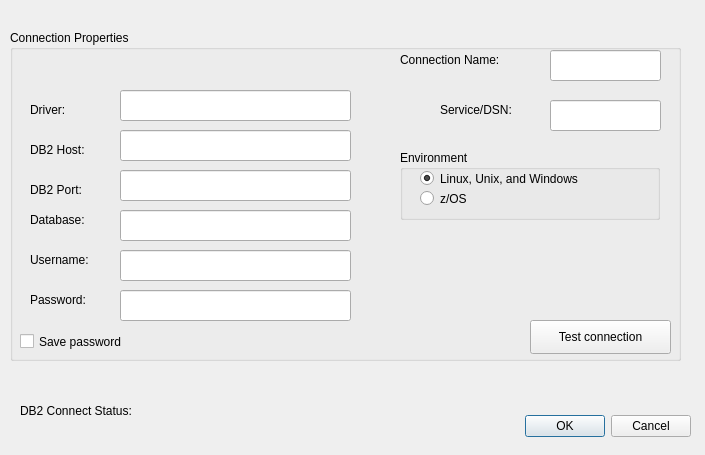
Before: the Qt Designer form src/ui/qgsdb2newconnectionbase.ui in qgis/QGIS, drawn with Qt 5.
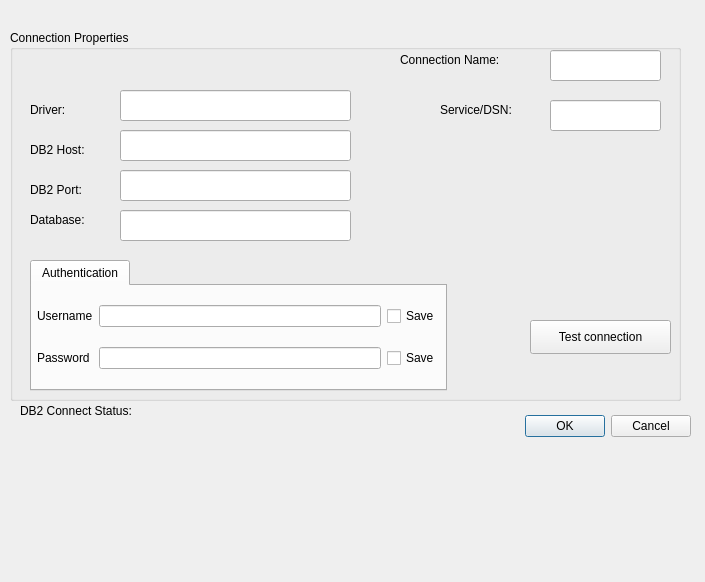
After: the same form once the commit is applied.

Commit message: authentication implementation

```diff
--- a/src/ui/qgsdb2newconnectionbase.ui
+++ b/src/ui/qgsdb2newconnectionbase.ui
@@ -7,7 +7,7 @@
     <x>0</x>
     <y>0</y>
     <width>705</width>
-    <height>455</height>
+    <height>582</height>
    </rect>
   </property>
   <property name="windowTitle">
@@ -35,7 +35,7 @@
      <x>10</x>
      <y>30</y>
      <width>671</width>
-     <height>331</height>
+     <height>371</height>
     </rect>
    </property>
    <property name="title">
@@ -80,19 +80,6 @@
      <string>Database:</string>
     </property>
    </widget>
-   <widget class="QLabel" name="username">
-    <property name="geometry">
-     <rect>
-      <x>20</x>
-      <y>220</y>
-      <width>91</width>
-      <height>19</height>
-     </rect>
-    </property>
-    <property name="text">
-     <string>Username:</string>
-    </property>
-   </widget>
    <widget class="QLineEdit" name="txtPort">
     <property name="geometry">
      <rect>
@@ -113,42 +100,6 @@
      </rect>
     </property>
    </widget>
-   <widget class="QLineEdit" name="txtUsername">
-    <property name="geometry">
-     <rect>
-      <x>110</x>
-      <y>220</y>
-      <width>231</width>
-      <height>31</height>
-     </rect>
-    </property>
-   </widget>
-   <widget class="QLineEdit" name="txtPassword">
-    <property name="geometry">
-     <rect>
-      <x>110</x>
-      <y>260</y>
-      <width>231</width>
-      <height>31</height>
-     </rect>
-    </property>
-    <property name="echoMode">
-     <enum>QLineEdit::Password</enum>
-    </property>
-   </widget>
-   <widget class="QLabel" name="password">
-    <property name="geometry">
-     <rect>
-      <x>20</x>
-      <y>260</y>
-      <width>71</width>
-      <height>19</height>
-     </rect>
-    </property>
-    <property name="text">
-     <string>Password:</string>
-    </property>
-   </widget>
    <widget class="QLineEdit" name="txtHost">
     <property name="geometry">
      <rect>
@@ -159,19 +110,6 @@
      </rect>
     </property>
    </widget>
-   <widget class="QCheckBox" name="savePassword">
-    <property name="geometry">
-     <rect>
-      <x>10</x>
-      <y>300</y>
-      <width>141</width>
-      <height>23</height>
-     </rect>
-    </property>
-    <property name="text">
-     <string>Save password</string>
-    </property>
-   </widget>
    <widget class="QPushButton" name="btnConnect">
     <property name="geometry">
      <rect>
@@ -254,52 +192,86 @@
      <string>Connection Name:</string>
     </property>
    </widget>
-   <widget class="QGroupBox" name="groupOs">
+   <widget class="QTabWidget" name="tabAuthentication">
     <property name="geometry">
      <rect>
-      <x>390</x>
-      <y>120</y>
-      <width>260</width>
-      <height>70</height>
+      <x>20</x>
+      <y>230</y>
+      <width>417</width>
+      <height>131</height>
      </rect>
     </property>
-    <property name="title">
-     <string>Environment</string>
+    <property name="sizePolicy">
+     <sizepolicy hsizetype="Expanding" vsizetype="Maximum">
+      <horstretch>0</horstretch>
+      <verstretch>0</verstretch>
+     </sizepolicy>
     </property>
-    <widget class="QRadioButton" name="radioLuw">
-     <property name="geometry">
-      <rect>
-       <x>20</x>
-       <y>20</y>
-       <width>200</width>
-       <height>17</height>
-      </rect>
-     </property>
-     <property name="text">
-      <string>Linux, Unix, and Windows</string>
-     </property>
-     <property name="checked">
-      <bool>true</bool>
-     </property>
-     <attribute name="buttonGroup">
-      <string notr="true">buttonGroupOs</string>
+    <property name="currentIndex">
+     <number>0</number>
+    </property>
+    <widget class="QWidget" name="tabBasic">
+     <attribute name="title">
+      <string>Authentication</string>
      </attribute>
-    </widget>
-    <widget class="QRadioButton" name="radioZos">
-     <property name="geometry">
-      <rect>
-       <x>20</x>
-       <y>40</y>
-       <width>82</width>
-       <height>17</height>
-      </rect>
-     </property>
-     <property name="text">
-      <string>z/OS</string>
-     </property>
-     <attribute name="buttonGroup">
-      <string notr="true">buttonGroupOs</string>
-     </attribute>
+     <layout class="QGridLayout" name="gridLayout">
+      <property name="leftMargin">
+       <number>5</number>
+      </property>
+      <property name="topMargin">
+       <number>5</number>
+      </property>
+      <property name="rightMargin">
+       <number>5</number>
+      </property>
+      <property name="bottomMargin">
+       <number>5</number>
+      </property>
+      <item row="0" column="0">
+       <widget class="QLabel" name="TextLabel3">
+        <property name="text">
+         <string>Username</string>
+        </property>
+        <property name="buddy">
+         <cstring>txtUsername</cstring>
+        </property>
+       </widget>
+      </item>
+      <item row="1" column="1">
+       <widget class="QLineEdit" name="txtPassword">
+        <property name="echoMode">
+         <enum>QLineEdit::Password</enum>
+        </property>
+       </widget>
+      </item>
+      <item row="0" column="2">
+       <widget class="QCheckBox" name="chkStoreUsername">
+        <property name="text">
+         <string>Save</string>
+        </property>
+       </widget>
+      </item>
+      <item row="1" column="0">
+       <widget class="QLabel" name="TextLabel3_2">
+        <property name="text">
+         <string>Password</string>
+        </property>
+        <property name="buddy">
+         <cstring>txtPassword</cstring>
+        </property>
+       </widget>
+      </item>
+      <item row="0" column="1">
+       <widget class="QLineEdit" name="txtUsername"/>
+      </item>
+      <item row="1" column="2">
+       <widget class="QCheckBox" name="chkStorePassword">
+        <property name="text">
+         <string>Save</string>
+        </property>
+       </widget>
+      </item>
+     </layout>
     </widget>
    </widget>
   </widget>
```
The commit also changes 4 other files.
